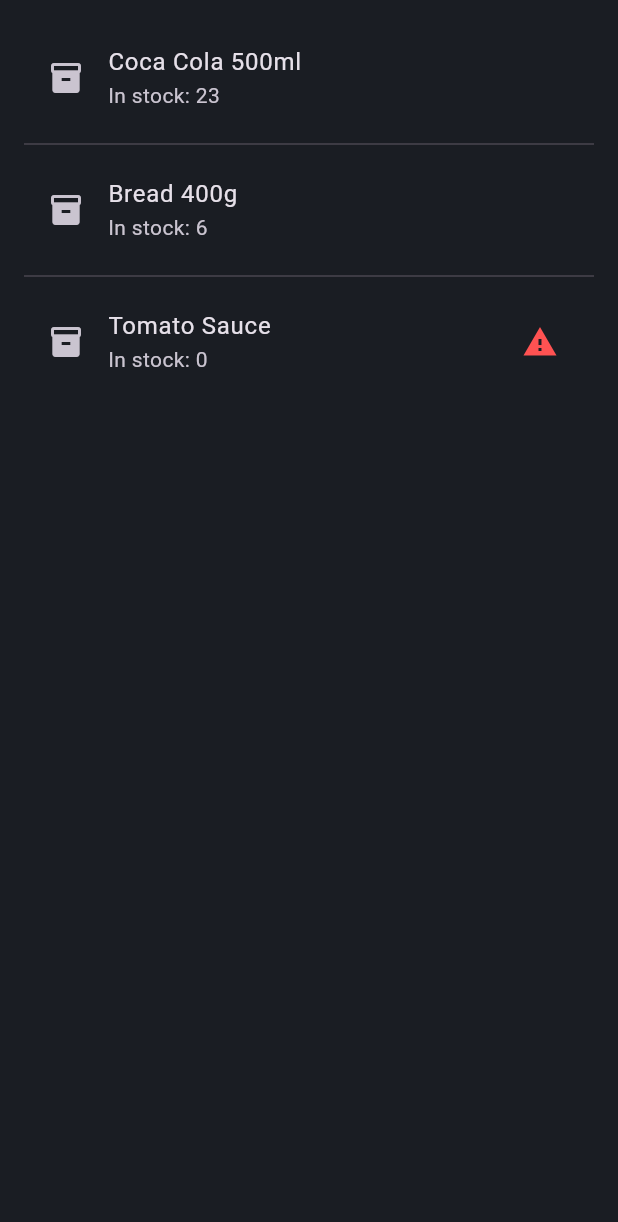
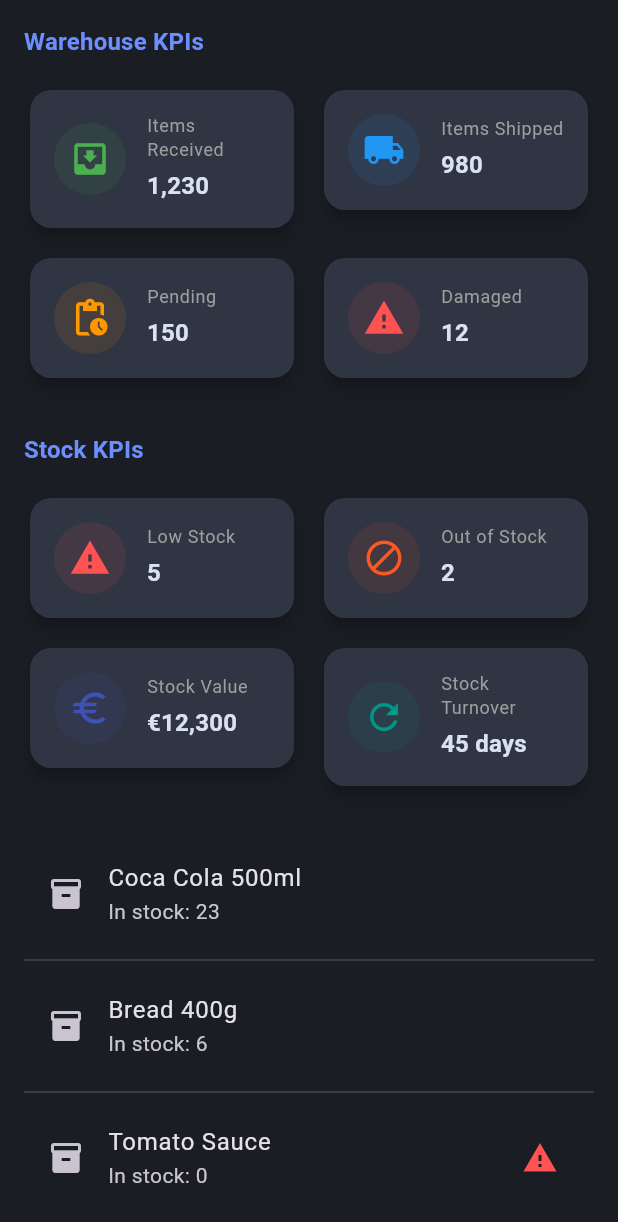
Before and after one commit to festimii/mobile, a Flutter app: the InventoryTab screen opened directly, on a phone screen of 412 x 824 dp. Shown: the top 1222 px of the screen. Run offline on Flutter 3.47's test engine with Material 3 defaults, Android fonts, the phone set to English and light mode, and no system bars; our stand-ins replace fl_chart.

Commit message:
Add WMS and Stock KPI sections to inventory tab

```diff
--- a/crm_retail_app/lib/screens/tabs/inventory_tab.dart
+++ b/crm_retail_app/lib/screens/tabs/inventory_tab.dart
@@ -1,11 +1,104 @@
 import 'package:flutter/material.dart';
+import 'home_tab.dart';
 
 class InventoryTab extends StatelessWidget {
   const InventoryTab({super.key});
 
+  Widget _buildKpiSection(
+    BuildContext context,
+    String title,
+    List<SummaryMetric> metrics,
+  ) {
+    final double cardWidth =
+        MediaQuery.of(context).size.width > 600
+            ? 260
+            : MediaQuery.of(context).size.width / 2 - 22;
+
+    return Column(
+      crossAxisAlignment: CrossAxisAlignment.start,
+      children: [
+        Text(
+          title,
+          style: Theme.of(context).textTheme.titleMedium?.copyWith(
+                fontWeight: FontWeight.bold,
+                color: Theme.of(context).primaryColor,
+              ),
+        ),
+        const SizedBox(height: 16),
+        Wrap(
+          spacing: 12,
+          runSpacing: 12,
+          children: metrics
+              .map(
+                (m) => SizedBox(
+                  width: cardWidth,
+                  child: SummaryCard(metric: m),
+                ),
+              )
+              .toList(),
+        ),
+        const SizedBox(height: 32),
+      ],
+    );
+  }
+
   @override
   Widget build(BuildContext context) {
     final theme = Theme.of(context);
+
+    final wmsMetrics = [
+      SummaryMetric(
+        title: 'Items Received',
+        value: '1,230',
+        icon: Icons.move_to_inbox,
+        color: Colors.green,
+      ),
+      SummaryMetric(
+        title: 'Items Shipped',
+        value: '980',
+        icon: Icons.local_shipping,
+        color: Colors.blue,
+      ),
+      SummaryMetric(
+        title: 'Pending',
+        value: '150',
+        icon: Icons.pending_actions,
+        color: Colors.orange,
+      ),
+      SummaryMetric(
+        title: 'Damaged',
+        value: '12',
+        icon: Icons.report_problem,
+        color: Colors.redAccent,
+      ),
+    ];
+
+    final stockMetrics = [
+      SummaryMetric(
+        title: 'Low Stock',
+        value: '5',
+        icon: Icons.warning,
+        color: Colors.redAccent,
+      ),
+      SummaryMetric(
+        title: 'Out of Stock',
+        value: '2',
+        icon: Icons.block,
+        color: Colors.deepOrange,
+      ),
+      SummaryMetric(
+        title: 'Stock Value',
+        value: '€12,300',
+        icon: Icons.euro,
+        color: Colors.indigo,
+      ),
+      SummaryMetric(
+        title: 'Stock Turnover',
+        value: '45 days',
+        icon: Icons.refresh,
+        color: Colors.teal,
+      ),
+    ];
 
     final items = [
       {'name': 'Coca Cola 500ml', 'stock': 23},
@@ -14,8 +107,16 @@
     ];
 
     return Scaffold(
-      body: ListView.separated(
+      body: SingleChildScrollView(
         padding: const EdgeInsets.all(16),
+        child: Column(
+          crossAxisAlignment: CrossAxisAlignment.start,
+          children: [
+            _buildKpiSection(context, 'Warehouse KPIs', wmsMetrics),
+            _buildKpiSection(context, 'Stock KPIs', stockMetrics),
+            ListView.separated(
+              shrinkWrap: true,
+              physics: const NeverScrollableScrollPhysics(),
               itemCount: items.length,
               separatorBuilder: (_, __) => const Divider(),
               itemBuilder: (context, i) {
@@ -24,14 +125,16 @@
                 return ListTile(
                   leading: const Icon(Icons.inventory),
                   title: Text(item['name']! as String),
-            subtitle: Text("In stock: ${item['stock']}"),
-            trailing:
-                isLow
+                  subtitle: Text('In stock: ${item['stock']}'),
+                  trailing: isLow
                       ? const Icon(Icons.warning, color: Colors.redAccent)
                       : null,
                 );
               },
             ),
+          ],
+        ),
+      ),
     );
   }
 }
```
Lines whose indentation alone changed are shown as unchanged.
